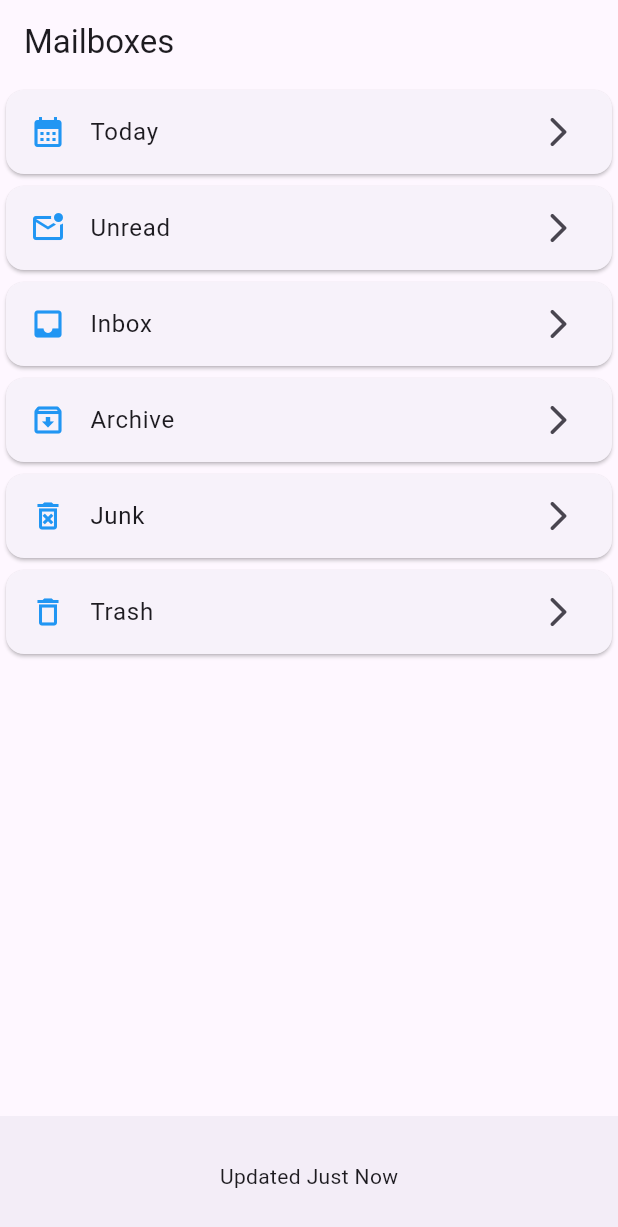
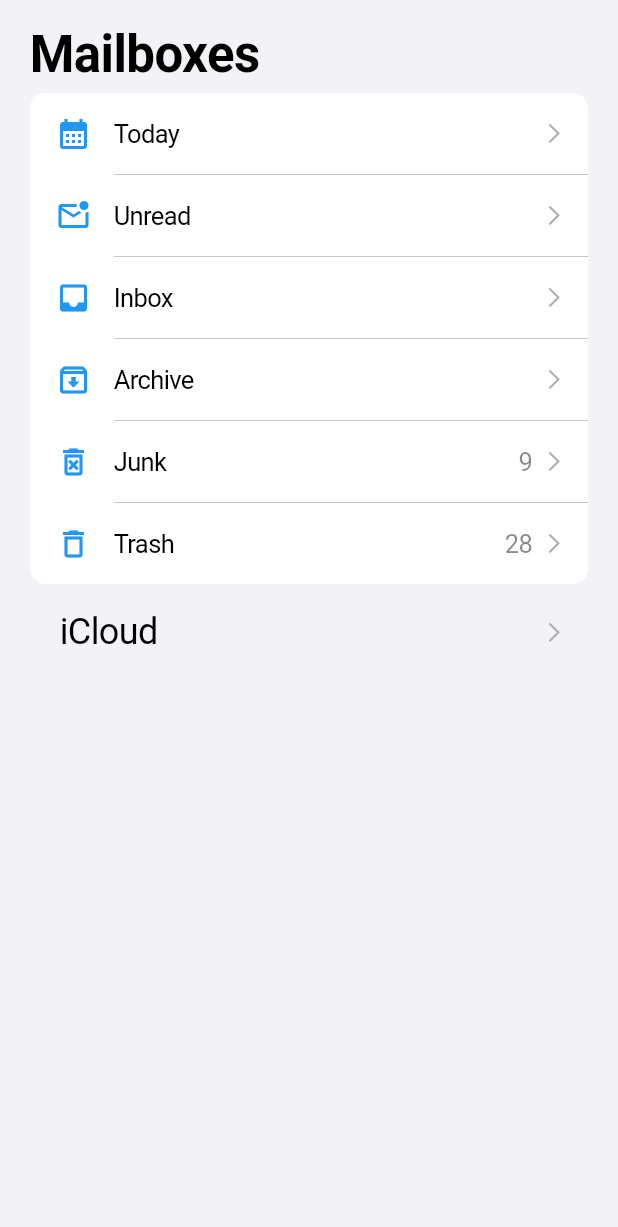
Before and after one commit to Perseo20220244/mail_20220244, a Flutter app: the screen it shows after launch, on a phone screen of 412 x 824 dp. Shown: the top 1227 px of the screen. Run offline on Flutter 3.47's test engine with Material 3 defaults, Android fonts, the phone set to English and light mode, and no system bars; missing offline and left inert: dart:html.

Commit message:
Cambio e implementacion de Cupertino

```diff
--- a/lib/main.dart
+++ b/lib/main.dart
@@ -1,70 +1,100 @@
+import 'dart:html';
+
+import 'package:flutter/cupertino.dart';
 import 'package:flutter/material.dart';
 
-void main() => runApp(const MailList());
+void main() => runApp(const CupertinoList());
 
-class MailList extends StatelessWidget {
-  const MailList({super.key});
+class CupertinoList extends StatelessWidget {
+  const CupertinoList({super.key});
 
   @override
   Widget build(BuildContext context) {
-    return MaterialApp(
-      theme: ThemeData(useMaterial3: true),
-      home: const ViewList(),
+    return const CupertinoApp(
+      home: ListSectionInsetExample(),
       debugShowCheckedModeBanner: false,
+      theme: CupertinoThemeData(
+          brightness: Brightness.light), // Configura el tema claro
     );
   }
 }
 
-class ViewList extends StatelessWidget {
-  const ViewList({super.key});
+class ListSectionInsetExample extends StatelessWidget {
+  const ListSectionInsetExample({super.key});
 
   @override
   Widget build(BuildContext context) {
-    return Scaffold(
-      appBar: AppBar(
-        title: const Text('Mailboxes'),
+    return CupertinoPageScaffold(
+      child: CupertinoListSection.insetGrouped(
+        header: const Text(
+          'Mailboxes',
+          style: TextStyle(fontSize: 34.0),
         ),
-      body: ListView(
-        children: const <Widget>[
-          Card(
-              child: ListTile(
-            leading: Icon(color: Colors.blue, Icons.calendar_month),
-            title: Text('Today'),
-            trailing: Icon(Icons.arrow_forward_ios_rounded),
-          )),
-          Card(
-              child: ListTile(
-                  leading: Icon(
-                      color: Colors.blue, Icons.mark_email_unread_outlined),
+        footer: const CupertinoListTile(
+          title: Text(
+            'iCloud',
+            style: TextStyle(fontSize: 24.0),
+          ),
+          trailing: CupertinoListTileChevron(),
+          onTap: null,
+        ),
+        children: <CupertinoListTile>[
+          CupertinoListTile.notched(
+            title: const Text('Today'),
+            leading: const Icon(color: Colors.blue, Icons.calendar_month),
+            trailing: const CupertinoListTileChevron(),
+            onTap: () => Navigator.of(context).push(
+              CupertinoPageRoute<void>(
+                builder: (BuildContext context) {
+                  return const _SecondPage(text: 'flutter sapbeeee');
+                },
+              ),
+            ),
+          ),
+          const CupertinoListTile.notched(
             title: Text('Unread'),
-                  trailing: Icon(Icons.arrow_forward_ios_rounded))),
-          Card(
-              child: ListTile(
+            leading: Icon(color: Colors.blue, Icons.mark_email_unread_outlined),
+            trailing: CupertinoListTileChevron(),
+          ),
+          const CupertinoListTile.notched(
+            title: Text('Inbox'),
             leading: Icon(color: Colors.blue, Icons.inbox),
-                  title: Text('Inbox'),
-                  trailing: Icon(Icons.arrow_forward_ios_rounded))),
-          Card(
-              child: ListTile(
+            trailing: CupertinoListTileChevron(),
+          ),
+          const CupertinoListTile.notched(
+            title: Text('Archive'),
             leading: Icon(color: Colors.blue, Icons.archive_outlined),
-                  title: Text('Archive'),
-                  trailing: Icon(Icons.arrow_forward_ios_rounded))),
-          Card(
-              child: ListTile(
-                  leading:
-                      Icon(color: Colors.blue, Icons.delete_forever_outlined),
+            trailing: CupertinoListTileChevron(),
+          ),
+          const CupertinoListTile.notched(
             title: Text('Junk'),
-                  trailing: Icon(Icons.arrow_forward_ios_rounded))),
-          Card(
-              child: ListTile(
+            leading: Icon(color: Colors.blue, Icons.delete_forever_outlined),
+            additionalInfo: Text('9'),
+            trailing: CupertinoListTileChevron(),
+          ),
+          const CupertinoListTile.notched(
+            title: Text('Trash'),
             leading: Icon(color: Colors.blue, Icons.delete_outline),
-                  title: Text('Trash'),
-                  trailing: Icon(Icons.arrow_forward_ios_rounded))),
+            additionalInfo: Text('28'),
+            trailing: CupertinoListTileChevron(),
+          ),
         ],
       ),
-      bottomNavigationBar: const BottomAppBar(
-          child: Center(
-        child: Text('Updated Just Now'),
-      )),
     );
   }
 }
+
+class _SecondPage extends StatelessWidget {
+  const _SecondPage({required this.text});
+
+  final String text;
+
+  @override
+  Widget build(BuildContext context) {
+    return CupertinoPageScaffold(
+      child: Center(
+        child: Text(text),
+      ),
+    );
+  }
+}
```
Lines whose indentation alone changed are shown as unchanged.
